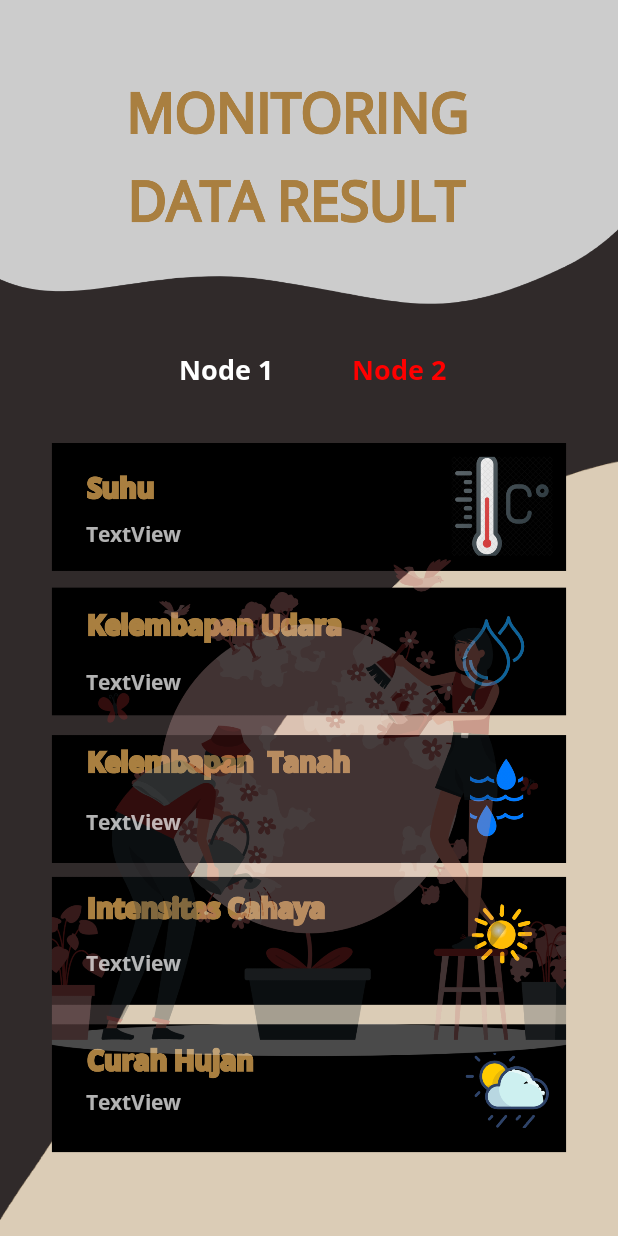
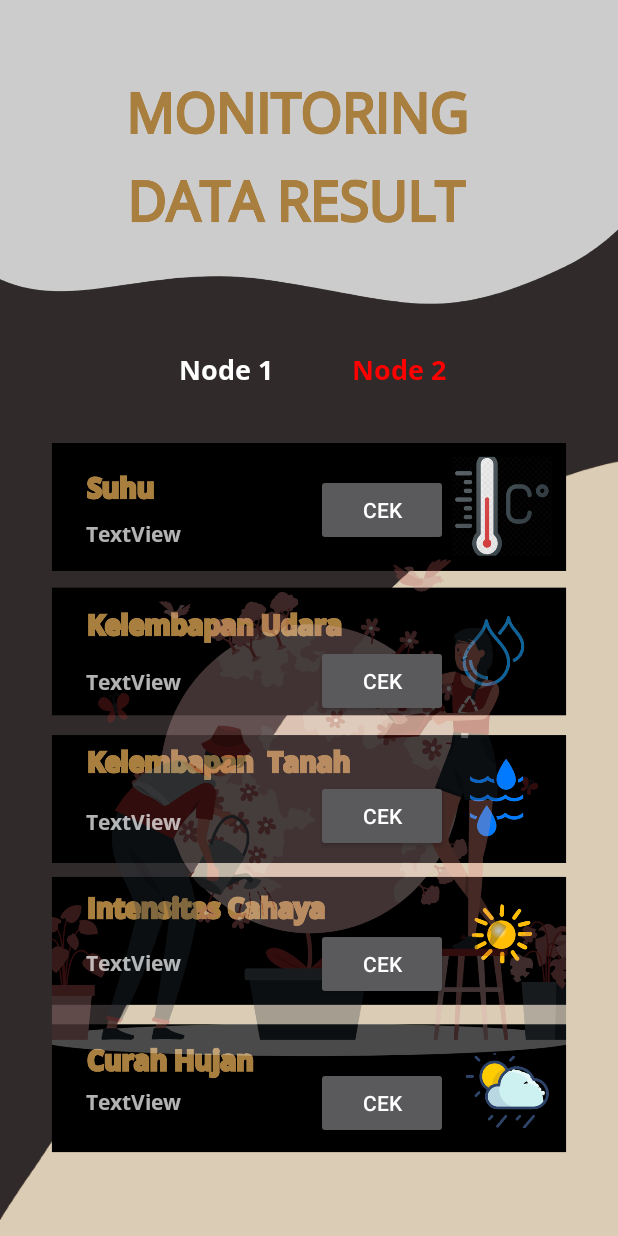
Before and after one commit to adtet/android-monitoring, an Android app: the data_info screen opened directly, with no data from a screen before it, on a phone screen of 412 x 824 dp. Run offline under Robolectric (Android 15) with nearby library versions, the phone set to English and light mode, and no system bars; 4 statements that could not run were skipped.

Commit message:
adit commit aplikasi beres total

```diff
--- a/app/build.gradle
+++ b/app/build.gradle
@@ -39,4 +39,5 @@ dependencies {
     implementation 'com.google.code.gson:gson:2.8.5'
     implementation 'com.squareup.retrofit2:retrofit:2.1.0'
     implementation 'com.squareup.retrofit2:converter-gson:2.1.0'
+    implementation 'com.github.PhilJay:MPAndroidChart:v3.1.0'
 }
--- a/app/src/main/AndroidManifest.xml
+++ b/app/src/main/AndroidManifest.xml
@@ -14,7 +14,8 @@
         android:supportsRtl="true"
         android:theme="@style/Theme.Monitoring"
         android:usesCleartextTraffic="true">
-        <activity android:name=".data_info"></activity>
+        <activity android:name=".grafik"></activity>
+        <activity android:name=".data_info" />
         <activity android:name=".register" />
         <activity android:name=".login" />
         <activity android:name=".MainActivity">
--- a/app/src/main/java/com/example/monitoring/data_info.java
+++ b/app/src/main/java/com/example/monitoring/data_info.java
@@ -2,9 +2,13 @@ package com.example.monitoring;
 
 import androidx.appcompat.app.AppCompatActivity;
 
+import android.content.Context;
+import android.content.Intent;
+import android.content.SharedPreferences;
 import android.graphics.Color;
 import android.os.Bundle;
 import android.view.View;
+import android.widget.Button;
 import android.widget.TextView;
 import android.widget.Toast;
 
@@ -17,6 +21,9 @@ import retrofit2.converter.gson.GsonConverterFactory;
 public class data_info extends AppCompatActivity {
     TextView txtsuhu,txtkelembapanudara,txtcahaya,txthujan,txtkelembapantanah,node1,node2;
     public String url  = login.url;
+    SharedPreferences sharedPreferences;
+    Button graphsuhu,graphudara,graphtanah,graphcahaya,graphhujan;
+    public int code;
     @Override
     protected void onCreate(Bundle savedInstanceState) {
         super.onCreate(savedInstanceState);
@@ -26,19 +33,72 @@ public class data_info extends AppCompatActivity {
         txtkelembapanudara = findViewById(R.id.txtkelembapanudarainfo);
         txtkelembapantanah = findViewById(R.id.txtkelembapantanahinfo);
         txthujan = findViewById(R.id.txthujaninfo);
-
+        sharedPreferences = this.getSharedPreferences("code", Context.MODE_PRIVATE);
         node1 = findViewById(R.id.txtnode1);
         node2 = findViewById(R.id.txtnode2);
+        graphsuhu = findViewById(R.id.btn_cek_detail_info_suhu);
+        graphudara = findViewById(R.id.btn_cek_detail_udara_data_info);
+        graphtanah = findViewById(R.id.btn_cek_detail_tanah_data_info);
+        graphcahaya = findViewById(R.id.btn_cek_detail_cahaya_data_info);
+        graphhujan = findViewById(R.id.btn_cek_detail_hujan_data_info);
 
         node1.setTextColor(Color.WHITE);
         node2.setTextColor(Color.RED);
         getnode1();
+        code=1;
+        graphsuhu.setOnClickListener(new View.OnClickListener() {
+            @Override
+            public void onClick(View v) {
+                Intent i = new Intent(data_info.this,grafik.class);
+                i.putExtra("code",String.valueOf(code));
+                i.putExtra("code1","1");
+                startActivity(i);
 
+            }
+        });
+        graphudara.setOnClickListener(new View.OnClickListener() {
+            @Override
+            public void onClick(View v) {
+                Intent i = new Intent(data_info.this,grafik.class);
+                i.putExtra("code",String.valueOf(code));
+                i.putExtra("code1","2");
+                startActivity(i);
+            }
+        });
+        graphtanah.setOnClickListener(new View.OnClickListener() {
+            @Override
+            public void onClick(View v) {
+                Intent i = new Intent(data_info.this,grafik.class);
+                i.putExtra("code",String.valueOf(code));
+                i.putExtra("code1","3");
+                startActivity(i);
+            }
+        });
+        graphcahaya.setOnClickListener(new View.OnClickListener() {
+            @Override
+            public void onClick(View v) {
+
+                Intent i = new Intent(data_info.this,grafik.class);
+                i.putExtra("code",String.valueOf(code));
+                i.putExtra("code1","4");
+                startActivity(i);
+            }
+        });
+        graphhujan.setOnClickListener(new View.OnClickListener() {
+            @Override
+            public void onClick(View v) {
+                Intent i = new Intent(data_info.this,grafik.class);
+                i.putExtra("code",String.valueOf(code));
+                i.putExtra("code1","5");
+                startActivity(i);
+            }
+        });
         node1.setOnClickListener(new View.OnClickListener() {
             @Override
             public void onClick(View v) {
                 node1.setTextColor(Color.WHITE);
                 node2.setTextColor(Color.RED);
+                code=1;
                 getnode1();
             }
         });
@@ -48,6 +108,7 @@ public class data_info extends AppCompatActivity {
             public void onClick(View v) {
                 node2.setTextColor(Color.WHITE);
                 node1.setTextColor(Color.RED);
+                code=2;
                 getnode2();
             }
         });
@@ -68,6 +129,7 @@ public class data_info extends AppCompatActivity {
                 txtkelembapantanah.setText(getNode1.getKelembapan_tanah());
                 txtkelembapanudara.setText(getNode1.getKelembapan_udara());
                 txthujan.setText(getNode1.getCurah_hujan());
+                code = 1;
             }
 
             @Override
@@ -90,6 +152,7 @@ public class data_info extends AppCompatActivity {
                 txtkelembapantanah.setText(getNode1.getKelembapan_tanah());
                 txtkelembapanudara.setText(getNode1.getKelembapan_udara());
                 txthujan.setText(getNode1.getCurah_hujan());
+                code=2;
             }
 
             @Override
--- a/app/src/main/java/com/example/monitoring/jsonplaceholder.java
+++ b/app/src/main/java/com/example/monitoring/jsonplaceholder.java
@@ -1,4 +1,6 @@
 package com.example.monitoring;
+
+import java.util.List;
 
 import retrofit2.Call;
 import retrofit2.http.Body;
@@ -14,4 +16,24 @@ public interface jsonplaceholder {
     Call<getNode1>getnode1();
     @GET("monitor/node2")
     Call<getNode1>getnode2();
+    @GET("monitor/suhu")
+    Call<List<get_data_for_chart>>getlistsuhunode1();
+    @GET("monitor/udara")
+    Call<List<get_data_for_chart>>getlistudaranode1();
+    @GET("monitor/tanah")
+    Call<List<get_data_for_chart>>getlisttanahnode1();
+    @GET("monitor/cahaya")
+    Call<List<get_data_for_chart>>getlistcahayanode1();
+    @GET("monitor/hujan")
+    Call<List<get_data_for_chart>>getlisthujannode1();
+    @GET("monitor/suhu2")
+    Call<List<get_data_for_chart>>getlistsuhunode2();
+    @GET("monitor/udara2")
+    Call<List<get_data_for_chart>>getlistudaranode2();
+    @GET("monitor/tanah2")
+    Call<List<get_data_for_chart>>getlisttanahnode2();
+    @GET("monitor/cahaya2")
+    Call<List<get_data_for_chart>>getlistcahayanode2();
+    @GET("monitor/hujan2")
+    Call<List<get_data_for_chart>>getlisthujannode2();
 }
--- a/app/src/main/res/layout/activity_data_info.xml
+++ b/app/src/main/res/layout/activity_data_info.xml
@@ -102,4 +102,65 @@
         app:layout_constraintStart_toStartOf="parent"
         app:layout_constraintTop_toTopOf="parent"
         app:layout_constraintVertical_bias="0.293" />
+
+    <Button
+        android:id="@+id/btn_cek_detail_udara_data_info"
+        android:layout_width="wrap_content"
+        android:layout_height="wrap_content"
+        android:text="Cek"
+        app:layout_constraintBottom_toBottomOf="parent"
+        app:layout_constraintEnd_toEndOf="parent"
+        app:layout_constraintHorizontal_bias="0.65"
+        app:layout_constraintStart_toStartOf="parent"
+        app:layout_constraintTop_toTopOf="parent"
+        app:layout_constraintVertical_bias="0.554" />
+
+    <Button
+        android:id="@+id/btn_cek_detail_tanah_data_info"
+        android:layout_width="wrap_content"
+        android:layout_height="wrap_content"
+        android:text="Cek"
+        app:layout_constraintBottom_toBottomOf="parent"
+        app:layout_constraintEnd_toEndOf="parent"
+        app:layout_constraintHorizontal_bias="0.65"
+        app:layout_constraintStart_toStartOf="parent"
+        app:layout_constraintTop_toTopOf="parent"
+        app:layout_constraintVertical_bias="0.67" />
+
+    <Button
+        android:id="@+id/btn_cek_detail_cahaya_data_info"
+        android:layout_width="wrap_content"
+        android:layout_height="wrap_content"
+        android:text="Cek"
+        app:layout_constraintBottom_toBottomOf="parent"
+        app:layout_constraintEnd_toEndOf="parent"
+        app:layout_constraintHorizontal_bias="0.65"
+        app:layout_constraintStart_toStartOf="parent"
+        app:layout_constraintTop_toTopOf="parent"
+        app:layout_constraintVertical_bias="0.797" />
+
+    <Button
+        android:id="@+id/btn_cek_detail_hujan_data_info"
+        android:layout_width="wrap_content"
+        android:layout_height="wrap_content"
+        android:text="Cek"
+        app:layout_constraintBottom_toBottomOf="parent"
+        app:layout_constraintEnd_toEndOf="parent"
+        app:layout_constraintHorizontal_bias="0.65"
+        app:layout_constraintStart_toStartOf="parent"
+        app:layout_constraintTop_toTopOf="parent"
+        app:layout_constraintVertical_bias="0.917" />
+
+    <Button
+        android:id="@+id/btn_cek_detail_info_suhu"
+        android:layout_width="wrap_content"
+        android:layout_height="wrap_content"
+        android:text="Cek"
+        app:layout_constraintBottom_toBottomOf="parent"
+        app:layout_constraintEnd_toEndOf="parent"
+        app:layout_constraintHorizontal_bias="0.65"
+        app:layout_constraintStart_toStartOf="parent"
+        app:layout_constraintTop_toTopOf="parent"
+        app:layout_constraintVertical_bias="0.407" />
+
 </androidx.constraintlayout.widget.ConstraintLayout>
--- a/build.gradle
+++ b/build.gradle
@@ -16,6 +16,7 @@ allprojects {
     repositories {
         google()
         jcenter()
+        maven { url 'https://jitpack.io' }
     }
 }
 
```
Also changed, not shown: app/src/main/java/com/example/monitoring/get_data_for_chart.java (added, +14 -0 lines), app/src/main/java/com/example/monitoring/grafik.java (added, +495 -0 lines), app/src/main/res/layout/activity_grafik.xml (added, +21 -0 lines).
